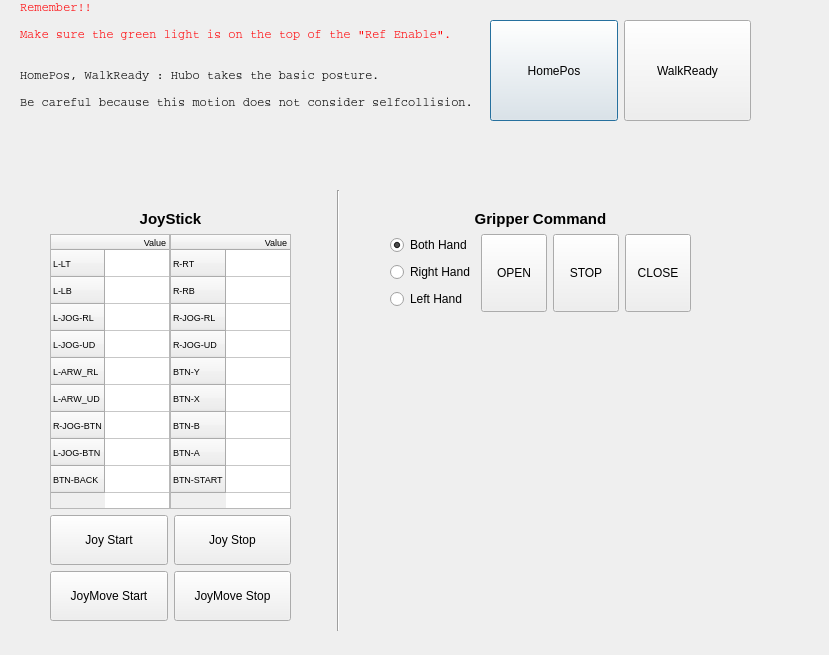
Before: the Qt Designer form src/PODOGUI/CMDDialog.ui in KaistInstitute/PODO_MobileHUBO_ROSMotion, drawn with Qt 5.
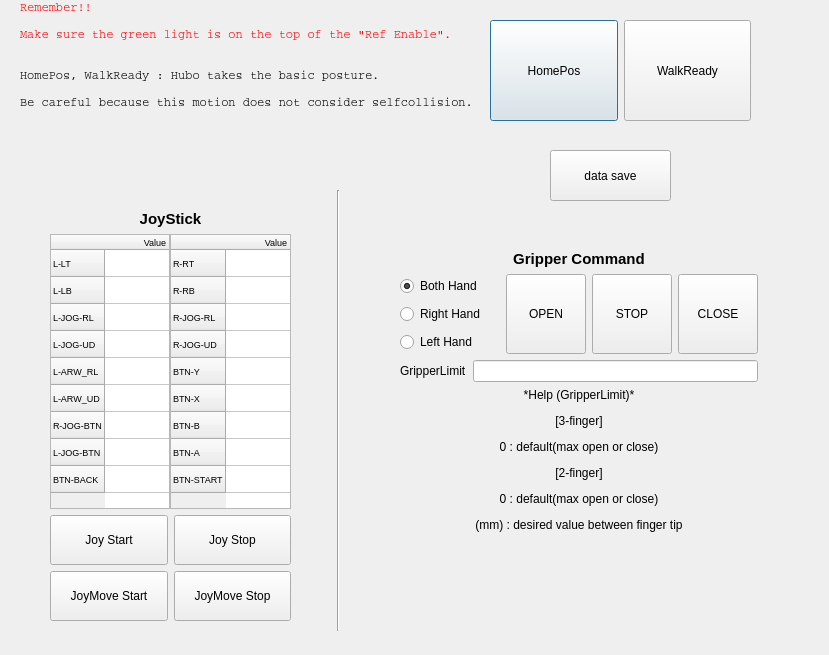
After: the same form once the commit is applied.

Commit message: modified for 2 finger gripper. version2

What changed in the file:
```diff
--- a/src/PODOGUI/CMDDialog.ui
+++ b/src/PODOGUI/CMDDialog.ui
@@ -88,10 +88,10 @@
   <widget class="QWidget" name="layoutWidget">
    <property name="geometry">
     <rect>
-     <x>390</x>
-     <y>210</y>
-     <width>301</width>
-     <height>102</height>
+     <x>400</x>
+     <y>250</y>
+     <width>358</width>
+     <height>282</height>
     </rect>
    </property>
    <layout class="QVBoxLayout" name="verticalLayout_2">
@@ -186,6 +186,37 @@
       </item>
      </layout>
     </item>
+    <item>
+     <layout class="QHBoxLayout" name="horizontalLayout_7">
+      <item>
+       <widget class="QLabel" name="label">
+        <property name="text">
+         <string>GripperLimit</string>
+        </property>
+       </widget>
+      </item>
+      <item>
+       <widget class="QLineEdit" name="LE_GRIPPER_INPUT">
+        <property name="inputMask">
+         <string/>
+        </property>
+        <property name="text">
+         <string extracomment="*Help (GripperLimit)* [3-finger] 0 : default(max open or close) [2-finger] 0 : default(max open or close) (mm) : desired value between tip?"/>
+        </property>
+        <property name="maxLength">
+         <number>32767</number>
+        </property>
+       </widget>
+      </item>
+     </layout>
+    </item>
+    <item>
+     <widget class="QLabel" name="label_5">
+      <property name="text">
+       <string>&lt;html&gt;&lt;head/&gt;&lt;body&gt;&lt;p align=&quot;center&quot;&gt;*Help (GripperLimit)*&lt;/p&gt;&lt;p align=&quot;center&quot;&gt;[3-finger]&lt;/p&gt;&lt;p align=&quot;center&quot;&gt;0 : default(max open or close)&lt;/p&gt;&lt;p align=&quot;center&quot;&gt;[2-finger]&lt;/p&gt;&lt;p align=&quot;center&quot;&gt;0 : default(max open or close)&lt;/p&gt;&lt;p align=&quot;center&quot;&gt;(mm) : desired value between finger tip&lt;/p&gt;&lt;/body&gt;&lt;/html&gt;</string>
+      </property>
+     </widget>
+    </item>
    </layout>
   </widget>
   <widget class="QWidget" name="layoutWidget">
@@ -422,6 +453,19 @@
     </item>
    </layout>
   </widget>
+  <widget class="QPushButton" name="pushButton">
+   <property name="geometry">
+    <rect>
+     <x>550</x>
+     <y>150</y>
+     <width>121</width>
+     <height>51</height>
+    </rect>
+   </property>
+   <property name="text">
+    <string>data save</string>
+   </property>
+  </widget>
   <zorder>layoutWidget</zorder>
   <zorder>layoutWidget</zorder>
   <zorder>layoutWidget</zorder>
```
Left out of the diff: 2 changed lines with no effect on the pictures. The commit also changes 111 other files.
